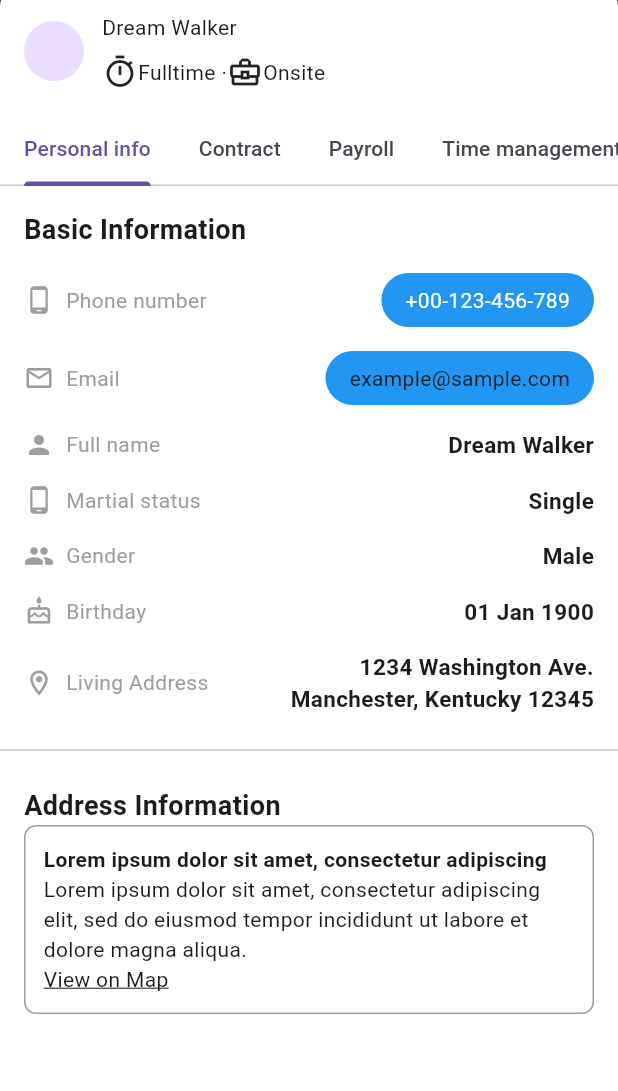
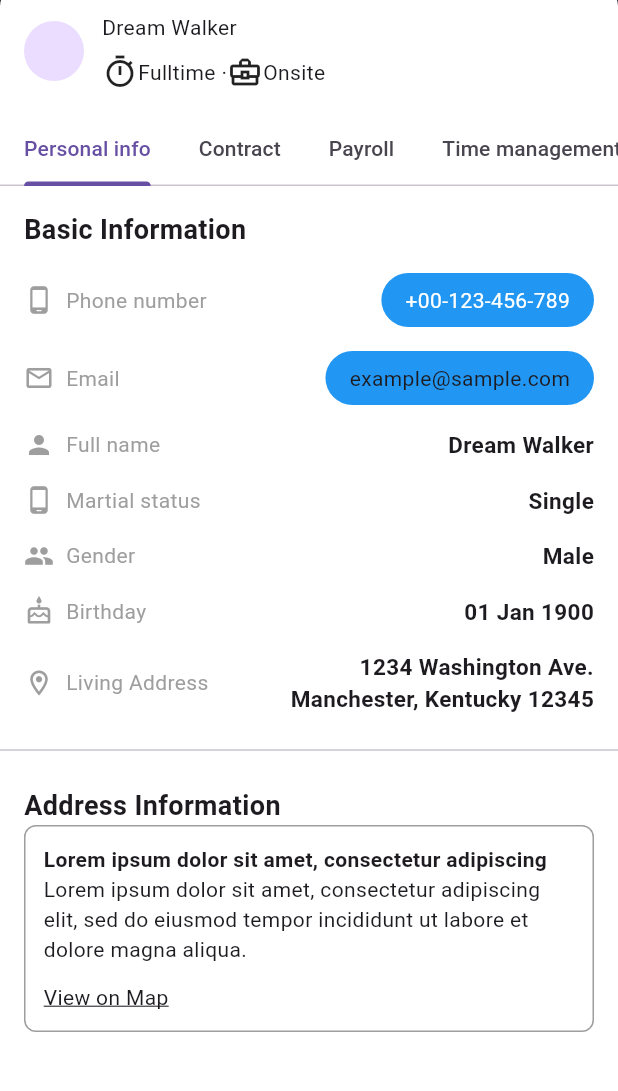
Before and after one commit to JAICHANGPARK/flutter_notebook_chapter_47, a Flutter app: the EmployeeDetailPage screen opened directly, on a phone screen of 412 x 824 dp, the part 96-1187 px from its top. Run offline on Flutter 3.47's test engine with Material 3 defaults, Android fonts, the phone set to English and light mode, and no system bars; our stand-ins replace gap, hugeicons.

```diff
--- a/lib/ep2386_employee_app/ui/widgets/employee_personal_page.dart
+++ b/lib/ep2386_employee_app/ui/widgets/employee_personal_page.dart
@@ -1,4 +1,5 @@
 import 'package:flutter/material.dart';
+import 'package:gap/gap.dart';
 
 class EmployeePersonalPage extends StatefulWidget {
   const EmployeePersonalPage({super.key});
@@ -184,6 +185,7 @@ class _EmployeePersonalPageState extends State<EmployeePersonalPage> {
                       "Lorem ipsum dolor sit amet, consectetur adipiscing elit, sed do eiusmod tempor incididunt ut labore et dolore magna aliqua.",
                       maxLines: 3,
                     ),
+                    Gap(12),
                     Row(
                       children: [
                         Text(
```
